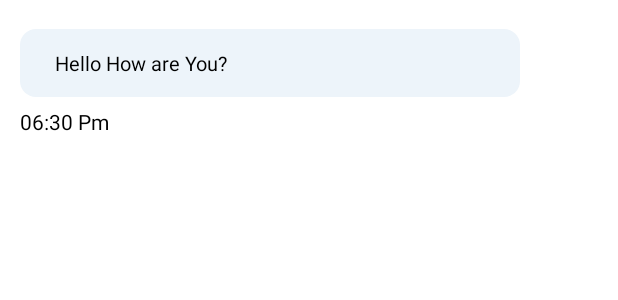
After one commit to zwingmpos/chatapp, an Android app: the layout list_left_messages.xml on its own in the app's theme, with its tools: preview values and no code run, on a phone screen of 412 x 824 dp. The commit adds this screen. Shown: the top 300 px of the screen. Run offline under Robolectric (Android 15) with nearby library versions, the phone set to English and light mode, and no system bars.

```diff
--- /dev/null
+++ b/app/src/main/java/com/zwing/chat/utils/ViewTypes.kt
@@ -0,0 +1,6 @@
+package com.zwing.chat.utils
+
+object ViewTypes {
+    const val VIEW_TYPE_USER = 1
+    const val VIEW_TYPE_OTHER = 2
+}
--- a/app/src/main/res/layout/fragment_chat.xml
+++ b/app/src/main/res/layout/fragment_chat.xml
@@ -126,7 +126,7 @@
                 app:layout_constraintEnd_toEndOf="parent"
                 app:layout_constraintStart_toStartOf="parent"
                 app:layout_constraintTop_toTopOf="parent"
-                tools:listitem="@layout/list_user_messages" />
+                tools:listitem="@layout/list_right_messages" />
 
             <androidx.constraintlayout.widget.ConstraintLayout
                 android:id="@+id/clMessage"
--- /dev/null
+++ b/app/src/main/res/layout/list_left_messages.xml
@@ -0,0 +1,136 @@
+<?xml version="1.0" encoding="utf-8"?>
+<layout
+    xmlns:android="http://schemas.android.com/apk/res/android"
+    xmlns:app="http://schemas.android.com/apk/res-auto"
+    xmlns:tools="http://schemas.android.com/tools">
+
+    <androidx.constraintlayout.widget.ConstraintLayout
+        android:id="@+id/clMain"
+        android:layout_width="match_parent"
+        android:layout_height="wrap_content">
+
+        <androidx.constraintlayout.widget.ConstraintLayout
+            android:id="@+id/clPrescription"
+            android:layout_width="match_parent"
+            android:layout_height="wrap_content"
+            app:layout_constraintEnd_toEndOf="parent"
+            app:layout_constraintStart_toStartOf="parent"
+            app:layout_constraintTop_toTopOf="parent">
+
+            <LinearLayout
+                android:id="@+id/llPreView"
+                android:layout_width="match_parent"
+                android:layout_height="wrap_content"
+                android:orientation="horizontal"
+                android:maxWidth="@dimen/_200sdp"
+                android:paddingStart="10dp"
+                android:paddingTop="10dp"
+                android:paddingEnd="10dp"
+                android:paddingBottom="10dp"
+                android:paddingVertical="@dimen/_10ssp"
+                android:layout_marginStart="@dimen/_10ssp"
+                android:background="@drawable/bg_lt_sky_200"
+                android:gravity="center_vertical"
+                android:layout_marginEnd="@dimen/_50sdp"
+                android:layout_marginTop="@dimen/_15sdp"
+                app:layout_constraintEnd_toEndOf="parent"
+                app:layout_constraintStart_toStartOf="parent"
+                app:layout_constraintTop_toTopOf="parent">
+
+                <TextView
+                    android:id="@+id/tvPrescriptionFileName"
+                    style="@style/TVRegular"
+                    android:layout_width="match_parent"
+                    android:layout_height="wrap_content"
+                    android:paddingHorizontal="@dimen/_10sdp"
+                    android:layout_gravity="center"
+                    android:layout_marginEnd="@dimen/_12sdp"
+                    android:text="Hello How are You? "
+                    android:textColor="@color/black"
+                    android:textSize="@dimen/_10ssp"
+                    app:layout_constraintBottom_toBottomOf="@+id/ivDrPrescriptionImage"
+                    app:layout_constraintEnd_toEndOf="@+id/ivDrPrescriptionImage"
+                    app:layout_constraintStart_toStartOf="@+id/ivDrPrescriptionImage" />
+
+            </LinearLayout>
+
+            <TextView
+                android:id="@+id/tvTimePre"
+                style="@style/TVRegular"
+                android:layout_marginTop="@dimen/_5sdp"
+                android:text="06:30 Pm"
+                android:layout_marginHorizontal="@dimen/_10ssp"
+                app:layout_constraintStart_toStartOf="parent"
+                app:layout_constraintTop_toBottomOf="@id/llPreView" />
+
+
+        </androidx.constraintlayout.widget.ConstraintLayout>
+
+        <androidx.constraintlayout.widget.ConstraintLayout
+            android:id="@+id/clDrMessage"
+            android:visibility="gone"
+            android:layout_width="match_parent"
+            android:layout_height="match_parent">
+
+            <com.google.android.material.imageview.ShapeableImageView
+                android:id="@+id/ivImageMessage"
+                android:layout_width="@dimen/_150sdp"
+                android:layout_height="@dimen/_150sdp"
+                android:layout_marginTop="@dimen/_10sdp"
+                android:layout_marginStart="@dimen/_10sdp"
+                android:scaleType="centerCrop"
+                android:src="@drawable/ic_medicine"
+                app:cardCornerRadius="@dimen/_15sdp"
+                app:layout_constraintStart_toStartOf="parent"
+                app:layout_constraintTop_toTopOf="parent"
+                app:shapeAppearanceOverlay="@style/CornerShape6" />
+
+
+            <TextView
+                android:id="@+id/txtChat"
+                style="@style/TVRegular"
+                android:layout_marginTop="@dimen/_5sdp"
+                android:background="@drawable/bg_lt_sky_200"
+                android:maxWidth="@dimen/_200sdp"
+                android:paddingStart="10dp"
+                android:paddingTop="10dp"
+                android:paddingEnd="10dp"
+                android:paddingBottom="10dp"
+                android:textColor="@color/black"
+                android:layout_marginStart="@dimen/_10sdp"
+                app:layout_constraintStart_toStartOf="parent"
+                app:layout_constraintTop_toBottomOf="@+id/ivImageMessage"
+                tools:text="lorem_ipsum_dolor_sit_amet_nconsetetur_sadipscing_elitr_sed" />
+
+            <TextView
+                android:id="@+id/tvConsultDetails"
+                style="@style/TVRegular"
+                android:layout_width="0dp"
+                android:layout_marginTop="@dimen/_5sdp"
+                android:background="@drawable/bg_lt_sky_200"
+                android:paddingHorizontal="10dp"
+                android:layout_marginHorizontal="@dimen/_10sdp"
+                android:paddingVertical="10dp"
+                android:visibility="gone"
+                android:textColor="@color/black"
+                android:textSize="@dimen/_9ssp"
+                app:layout_constraintEnd_toEndOf="parent"
+                app:layout_constraintStart_toStartOf="parent"
+                app:layout_constraintTop_toBottomOf="@+id/txtChat"
+                tools:text="lorem_ipsum_dolor_sit_amet_nconsetetur_sadipscing_elitr_sed" />
+
+
+            <TextView
+                android:id="@+id/time"
+                style="@style/TVRegular"
+                android:layout_marginStart="10dp"
+                android:layout_marginTop="@dimen/_5sdp"
+                android:text="Today 10:00 Am"
+                android:textSize="@dimen/_10sdp"
+                app:layout_constraintStart_toStartOf="parent"
+                app:layout_constraintTop_toBottomOf="@+id/tvConsultDetails" />
+
+        </androidx.constraintlayout.widget.ConstraintLayout>
+
+    </androidx.constraintlayout.widget.ConstraintLayout>
+</layout>
```
Also changed, not shown: app/src/main/java/com/zwing/chat/network/beans/response/GetAllChatMessage.kt (added, +46 -0 lines), app/src/main/java/com/zwing/chat/ui/main/chat/ChatAdapter.kt (added, +125 -0 lines), app/src/main/res/layout/list_right_messages.xml (renamed from app/src/main/res/layout/list_user_messages.xml).
